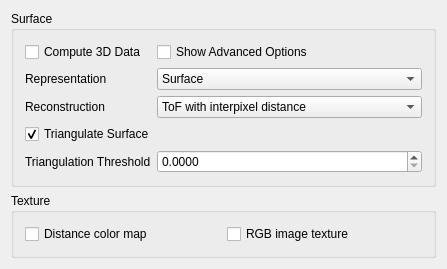
Qt form Modules/ToFUI/Qmitk/QmitkToFSurfaceGenerationWidgetControls.ui (MITK/MITK) before a commit.
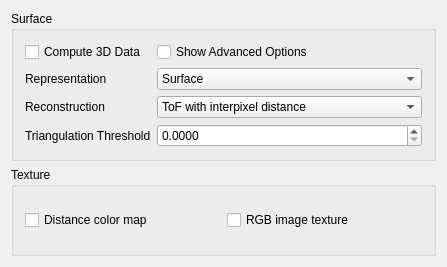
The same form after that commit.

Commit message: Finished work at surface generation widget. Fixed colortransferfunction of the vis. widget.

```diff
--- a/Modules/ToFUI/Qmitk/QmitkToFSurfaceGenerationWidgetControls.ui
+++ b/Modules/ToFUI/Qmitk/QmitkToFSurfaceGenerationWidgetControls.ui
@@ -26,6 +26,9 @@
       <string>Surface</string>
      </property>
      <layout class="QFormLayout" name="formLayout">
+      <property name="fieldGrowthPolicy">
+       <enum>QFormLayout::AllNonFixedFieldsGrow</enum>
+      </property>
       <item row="0" column="0">
        <widget class="QCheckBox" name="m_Compute3DDataCheckbox">
         <property name="text">
@@ -33,20 +36,17 @@
         </property>
        </widget>
       </item>
-      <item row="4" column="0">
-       <widget class="QLabel" name="label">
+      <item row="0" column="1">
+       <widget class="QCheckBox" name="m_ShowAdvancedOptionsCheckbox">
         <property name="text">
-         <string>Triangulation Threshold</string>
+         <string>Show Advanced Options</string>
         </property>
        </widget>
       </item>
-      <item row="4" column="1">
-       <widget class="QDoubleSpinBox" name="m_TriangulationThresholdSpinbox">
-        <property name="decimals">
-         <number>4</number>
-        </property>
-        <property name="maximum">
-         <double>1000.000000000000000</double>
+      <item row="1" column="0">
+       <widget class="QLabel" name="label_3">
+        <property name="text">
+         <string>Representation</string>
         </property>
        </widget>
       </item>
@@ -64,6 +64,13 @@
         </item>
        </widget>
       </item>
+      <item row="2" column="0">
+       <widget class="QLabel" name="label_2">
+        <property name="text">
+         <string>Reconstruction</string>
+        </property>
+       </widget>
+      </item>
       <item row="2" column="1">
        <widget class="QComboBox" name="m_ReconstructionCombobox">
         <item>
@@ -83,34 +90,20 @@
         </item>
        </widget>
       </item>
-      <item row="2" column="0">
-       <widget class="QLabel" name="label_2">
+      <item row="3" column="0">
+       <widget class="QLabel" name="label">
         <property name="text">
-         <string>Reconstruction</string>
+         <string>Triangulation Threshold</string>
         </property>
        </widget>
       </item>
-      <item row="1" column="0">
-       <widget class="QLabel" name="label_3">
-        <property name="text">
-         <string>Representation</string>
+      <item row="3" column="1">
+       <widget class="QDoubleSpinBox" name="m_TriangulationThresholdSpinbox">
+        <property name="decimals">
+         <number>4</number>
         </property>
-       </widget>
-      </item>
-      <item row="3" column="0" colspan="2">
-       <widget class="QCheckBox" name="m_TriangulationCheckbox">
-        <property name="text">
-         <string>Triangulate Surface</string>
-        </property>
-        <property name="checked">
-         <bool>true</bool>
-        </property>
-       </widget>
-      </item>
-      <item row="0" column="1">
-       <widget class="QCheckBox" name="m_ShowAdvancedOptionsCheckbox">
-        <property name="text">
-         <string>Show Advanced Options</string>
+        <property name="maximum">
+         <double>1000.000000000000000</double>
         </property>
        </widget>
       </item>
```
The commit also changes 5 other files.
